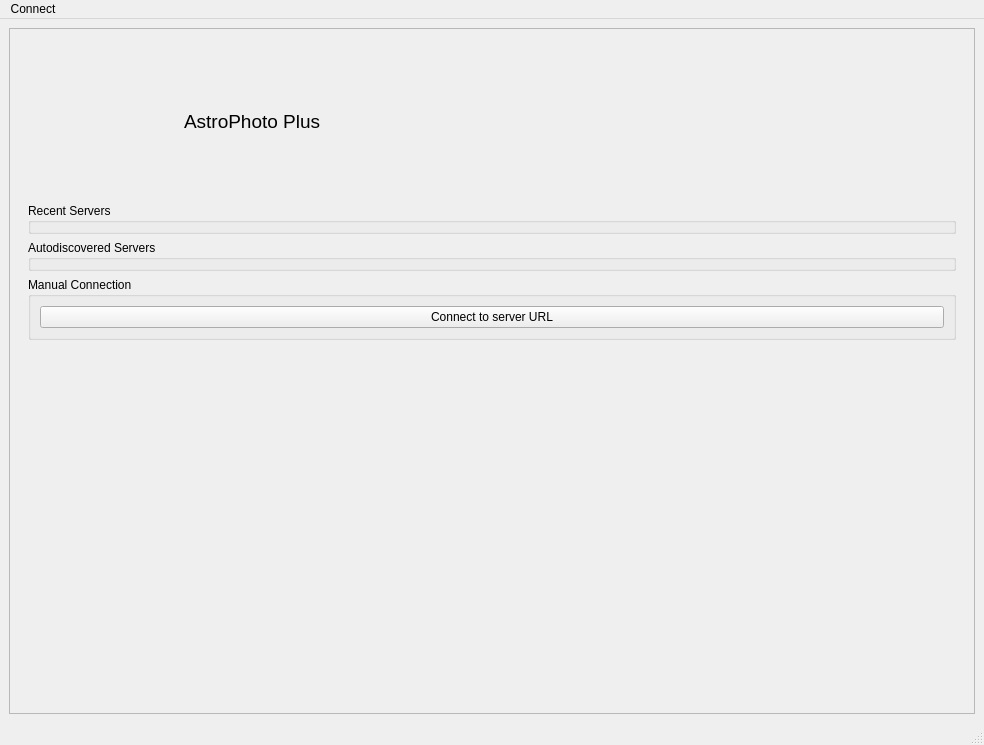
Qt form desktop/src/mainwindow.ui (GuLinux/AstroPhoto-Plus) before a commit.
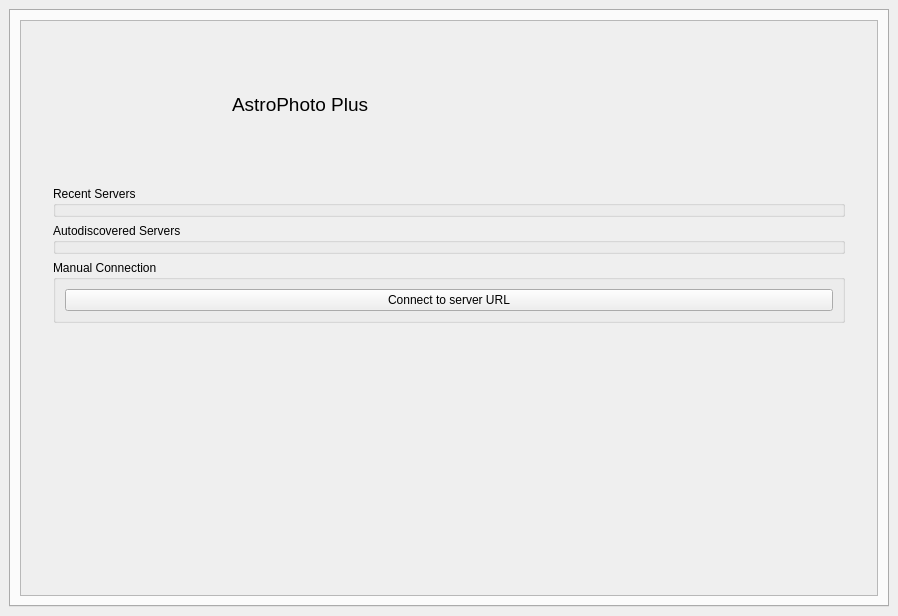
The same form after that commit. Icons and pictures are not drawn.

Commit message: Tabbed mode with better lifecycle for API class

The edit to the form file:
```diff
--- a/desktop/src/mainwindow.ui
+++ b/desktop/src/mainwindow.ui
@@ -6,37 +6,95 @@
    <rect>
     <x>0</x>
     <y>0</y>
-    <width>984</width>
-    <height>745</height>
+    <width>898</width>
+    <height>616</height>
    </rect>
   </property>
   <property name="windowTitle">
    <string>AstroPhoto Plus</string>
   </property>
+  <property name="documentMode">
+   <bool>false</bool>
+  </property>
+  <property name="unifiedTitleAndToolBarOnMac">
+   <bool>false</bool>
+  </property>
   <widget class="QWidget" name="centralwidget">
-   <layout class="QGridLayout" name="gridLayout_2">
+   <layout class="QGridLayout" name="gridLayout">
     <item row="0" column="0">
-     <widget class="QScrollArea" name="scrollArea">
-      <property name="widgetResizable">
+     <widget class="QTabWidget" name="tabWidget">
+      <property name="tabPosition">
+       <enum>QTabWidget::North</enum>
+      </property>
+      <property name="tabShape">
+       <enum>QTabWidget::Rounded</enum>
+      </property>
+      <property name="currentIndex">
+       <number>0</number>
+      </property>
+      <property name="usesScrollButtons">
        <bool>true</bool>
       </property>
-      <widget class="QWidget" name="scrollAreaWidgetContents">
-       <property name="geometry">
-        <rect>
-         <x>0</x>
-         <y>0</y>
-         <width>964</width>
-         <height>683</height>
-        </rect>
-       </property>
-       <layout class="QGridLayout" name="gridLayout_3">
+      <property name="documentMode">
+       <bool>false</bool>
+      </property>
+      <property name="tabsClosable">
+       <bool>true</bool>
+      </property>
+      <property name="tabBarAutoHide">
+       <bool>true</bool>
+      </property>
+      <widget class="QWidget" name="homeTab">
+       <attribute name="title">
+        <string>Home</string>
+       </attribute>
+       <layout class="QGridLayout" name="gridLayout_2">
         <item row="0" column="0">
-         <widget class="QStackedWidget" name="stackedWidget">
-          <property name="currentIndex">
-           <number>0</number>
+         <widget class="QScrollArea" name="scrollArea">
+          <property name="widgetResizable">
+           <bool>true</bool>
           </property>
-          <widget class="QWidget" name="index">
-           <layout class="QGridLayout" name="gridLayout">
+          <widget class="QWidget" name="scrollAreaWidgetContents">
+           <property name="geometry">
+            <rect>
+             <x>0</x>
+             <y>0</y>
+             <width>856</width>
+             <height>574</height>
+            </rect>
+           </property>
+           <layout class="QGridLayout" name="gridLayout_3">
+            <item row="0" column="0">
+             <widget class="QLabel" name="label">
+              <property name="sizePolicy">
+               <sizepolicy hsizetype="Minimum" vsizetype="Minimum">
+                <horstretch>0</horstretch>
+                <verstretch>0</verstretch>
+               </sizepolicy>
+              </property>
+              <property name="minimumSize">
+               <size>
+                <width>150</width>
+                <height>150</height>
+               </size>
+              </property>
+              <property name="maximumSize">
+               <size>
+                <width>150</width>
+                <height>150</height>
+               </size>
+              </property>
+              <property name="text">
+               <string/>
+              </property>
+              <property name="pixmap">
+               <pixmap resource="resources.qrc">:/astrophotoplus/appicon</pixmap>
+              </property>
+              <property name="scaledContents">
+               <bool>true</bool>
+              </property>
+             </widget>
+            </item>
             <item row="0" column="1">
              <widget class="QLabel" name="label_2">
               <property name="sizePolicy">
@@ -53,6 +111,49 @@
               </property>
              </widget>
             </item>
+            <item row="0" column="2">
+             <spacer name="horizontalSpacer">
+              <property name="orientation">
+               <enum>Qt::Horizontal</enum>
+              </property>
+              <property name="sizeType">
+               <enum>QSizePolicy::Maximum</enum>
+              </property>
+              <property name="sizeHint" stdset="0">
+               <size>
+                <width>447</width>
+                <height>20</height>
+               </size>
+              </property>
+             </spacer>
+            </item>
+            <item row="1" column="0" colspan="3">
+             <widget class="QGroupBox" name="recentServersGroup">
+              <property name="title">
+               <string>Recent Servers</string>
+              </property>
+             </widget>
+            </item>
+            <item row="2" column="0" colspan="3">
+             <widget class="QGroupBox" name="autodiscoveredServersGroup">
+              <property name="title">
+               <string>Autodiscovered Servers</string>
+              </property>
+             </widget>
+            </item>
+            <item row="4" column="0">
+             <spacer name="verticalSpacer">
+              <property name="orientation">
+               <enum>Qt::Vertical</enum>
+              </property>
+              <property name="sizeHint" stdset="0">
+               <size>
+                <width>20</width>
+                <height>102</height>
+               </size>
+              </property>
+             </spacer>
+            </item>
             <item row="3" column="0" colspan="3">
              <widget class="QGroupBox" name="manualConnectionGroup">
               <property name="title">
@@ -69,80 +170,6 @@
               </layout>
              </widget>
             </item>
-            <item row="1" column="0" colspan="3">
-             <widget class="QGroupBox" name="recentServersGroup">
-              <property name="title">
-               <string>Recent Servers</string>
-              </property>
-             </widget>
-            </item>
-            <item row="0" column="0">
-             <widget class="QLabel" name="label">
-              <property name="sizePolicy">
-               <sizepolicy hsizetype="Minimum" vsizetype="Minimum">
-                <horstretch>0</horstretch>
-                <verstretch>0</verstretch>
-               </sizepolicy>
-              </property>
-              <property name="minimumSize">
-               <size>
-                <width>150</width>
-                <height>150</height>
-               </size>
-              </property>
-              <property name="maximumSize">
-               <size>
-                <width>150</width>
-                <height>150</height>
-               </size>
-              </property>
-              <property name="text">
-               <string/>
-              </property>
-              <property name="pixmap">
-               <pixmap resource="resources.qrc">:/astrophotoplus/appicon</pixmap>
-              </property>
-              <property name="scaledContents">
-               <bool>true</bool>
-              </property>
-             </widget>
-            </item>
-            <item row="2" column="0" colspan="3">
-             <widget class="QGroupBox" name="autodiscoveredServersGroup">
-              <property name="title">
-               <string>Autodiscovered Servers</string>
-              </property>
-             </widget>
-            </item>
-            <item row="4" column="0">
-             <spacer name="verticalSpacer">
-              <property name="orientation">
-               <enum>Qt::Vertical</enum>
-              </property>
-              <property name="sizeHint" stdset="0">
-               <size>
-                <width>20</width>
-                <height>359</height>
-               </size>
-              </property>
-             </spacer>
-            </item>
-            <item row="0" column="2">
-             <spacer name="horizontalSpacer">
-              <property name="orientation">
-               <enum>Qt::Horizontal</enum>
-              </property>
-              <property name="sizeType">
-               <enum>QSizePolicy::Maximum</enum>
-              </property>
-              <property name="sizeHint" stdset="0">
-               <size>
-                <width>447</width>
-                <height>20</height>
-               </size>
-              </property>
-             </spacer>
-            </item>
            </layout>
           </widget>
          </widget>
@@ -153,24 +180,6 @@
     </item>
    </layout>
   </widget>
-  <widget class="QMenuBar" name="menubar">
-   <property name="geometry">
-    <rect>
-     <x>0</x>
-     <y>0</y>
-     <width>984</width>
-     <height>20</height>
-    </rect>
-   </property>
-   <widget class="QMenu" name="menuConnect">
-    <property name="title">
-     <string>Connect</string>
-    </property>
-    <addaction name="actionRemote_server"/>
-   </widget>
-   <addaction name="menuConnect"/>
-  </widget>
-  <widget class="QStatusBar" name="statusbar"/>
   <action name="actionRemote_server">
    <property name="text">
     <string>Remote server...</string>
```
The commit also changes 5 other files.
